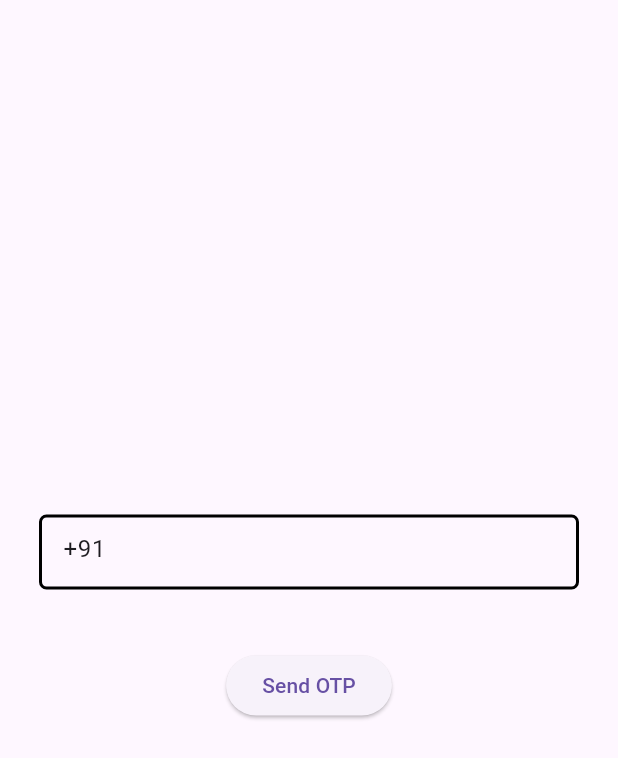
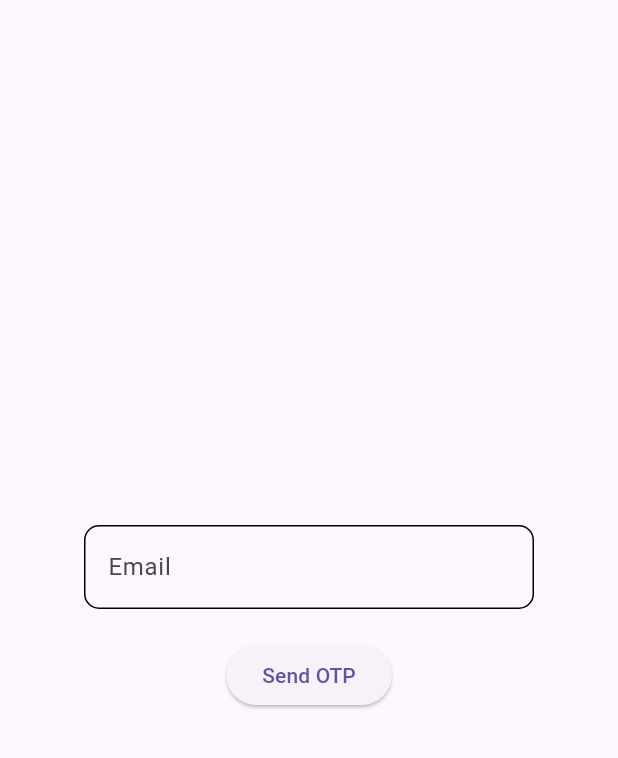
Before and after one commit to parthra-nt/inventory_management, a Flutter app: the screen it shows after launch, on a phone screen of 412 x 824 dp. Shown: the top 758 px of the screen. Run offline on Flutter 3.47's test engine with Material 3 defaults, Android fonts, the light colour scheme and no system bars; our stand-ins replace file_picker, flutter_dotenv, supabase_flutter; accounts and stored records are empty.

```diff
--- a/lib/presentation/screens/login_screen.dart
+++ b/lib/presentation/screens/login_screen.dart
@@ -21,97 +21,80 @@ class _LoginScreenState extends State<LoginScreen> {
                 mainAxisAlignment: MainAxisAlignment.center,
                 children: [
                   SizedBox(
-                    height: 50,
-                    width: 360,
-                    child: Form(
+                    width: 300,
                     child: TextFormField(
                       validator: (value) {
                         if (value == null || value.isEmpty) {
-                            return 'Please enter some text';
+                          return 'Please Enter Email';
                         }
                         return null;
                       },
-                        controller: provider.phone,
+                      controller: provider.emailController,
                       decoration: InputDecoration(
-                          hintText: "Enter Your Phone Number",
+                        border: OutlineInputBorder(
+                          borderRadius: BorderRadius.circular(10),
+                          borderSide: BorderSide(width: 1),
+                        ),
                         enabledBorder: OutlineInputBorder(
-                            borderSide: BorderSide(
-                              color: Colors.black,
-                              width: 2,
-                            ),
-                            borderRadius: BorderRadius.circular(5),
+                          borderRadius: BorderRadius.circular(10),
+                          borderSide: BorderSide(width: 1),
                         ),
                         focusedBorder: OutlineInputBorder(
-                            borderSide: BorderSide(
-                              color: Colors.black,
-                              width: 2,
+                          borderRadius: BorderRadius.circular(10),
+                          borderSide: BorderSide(width: 1),
                         ),
-                            borderRadius: BorderRadius.circular(5),
+                        labelText: 'Email',
                       ),
-                          border: OutlineInputBorder(
-                            borderSide: BorderSide(
-                              color: Colors.black,
-                              width: 2,
-                            ),
-                            borderRadius: BorderRadius.circular(5),
+                      keyboardType: TextInputType.emailAddress,
                     ),
                   ),
-                      ),
-                    ),
-                  ),
-                  SizedBox(height: 20),
-                  provider.toVerify
-                      ? SizedBox(
-                        height: 50,
-                        width: 360,
-                        child: Form(
+                  if (provider.otpSent)
+                    Padding(
+                      padding: const EdgeInsets.only(top: 10),
+                      child: SizedBox(
+                        width: 300,
                         child: TextFormField(
-                            validator: (value) {
-                              if (value == null || value.isEmpty) {
-                                return 'Please enter some text';
-                              }
-                              return null;
-                            },
                           keyboardType: TextInputType.number,
                           inputFormatters: [
                             LengthLimitingTextInputFormatter(6),
                             FilteringTextInputFormatter.digitsOnly,
                           ],
-                            controller: provider.otp,
+                          validator: (value) {
+                            if (value == null || value.isEmpty) {
+                              return 'Please enter OTP';
+                            }
+                            return null;
+                          },
+                          controller: provider.otpController,
                           decoration: InputDecoration(
-                              hintText: "Enter Your OTP",
+                            border: OutlineInputBorder(
+                              borderRadius: BorderRadius.circular(10),
+                              borderSide: BorderSide(width: 1),
+                            ),
                             enabledBorder: OutlineInputBorder(
-                                borderSide: BorderSide(
-                                  color: Colors.black,
-                                  width: 2,
-                                ),
-                                borderRadius: BorderRadius.circular(5),
+                              borderRadius: BorderRadius.circular(10),
+                              borderSide: BorderSide(width: 1),
                             ),
                             focusedBorder: OutlineInputBorder(
-                                borderSide: BorderSide(
-                                  color: Colors.black,
-                                  width: 2,
+                              borderRadius: BorderRadius.circular(10),
+                              borderSide: BorderSide(width: 1),
                             ),
-                                borderRadius: BorderRadius.circular(5),
-                              ),
-                              border: OutlineInputBorder(
-                                borderSide: BorderSide(
-                                  color: Colors.black,
-                                  width: 2,
-                                ),
-                                borderRadius: BorderRadius.circular(5),
+                            labelText: 'OTP',
                           ),
                         ),
                       ),
                     ),
-                      )
-                      : SizedBox(height: 20),
-                  ElevatedButton(
+                  const SizedBox(height: 20),
+                  provider.loading
+                      ? const CircularProgressIndicator()
+                      : ElevatedButton(
                         onPressed:
-                        provider.toVerify
-                            ? () => provider.verifyOTP(context)
-                            : () => provider.sendOTP(context),
-                    child: Text(provider.toVerify ? "Verify" : "Send OTP"),
+                            provider.otpSent
+                                ? () => provider.verifyOtp(context)
+                                : () => provider.sendOtp(context),
+                        child: Text(
+                          provider.otpSent ? 'Verify OTP' : 'Send OTP',
+                        ),
                       ),
                 ],
               ),
--- a/pubspec.yaml
+++ b/pubspec.yaml
@@ -39,6 +39,7 @@ dependencies:
   mime: ^2.0.0
   flutter_dotenv: ^5.2.1
   provider: ^6.1.5
+  build_web_compilers: ^4.1.5
 
 dev_dependencies:
   flutter_test:
```
Also changed, not shown: lib/providers/login_provider.dart (+49 -21 lines). Lines whose indentation alone changed are shown as unchanged.
